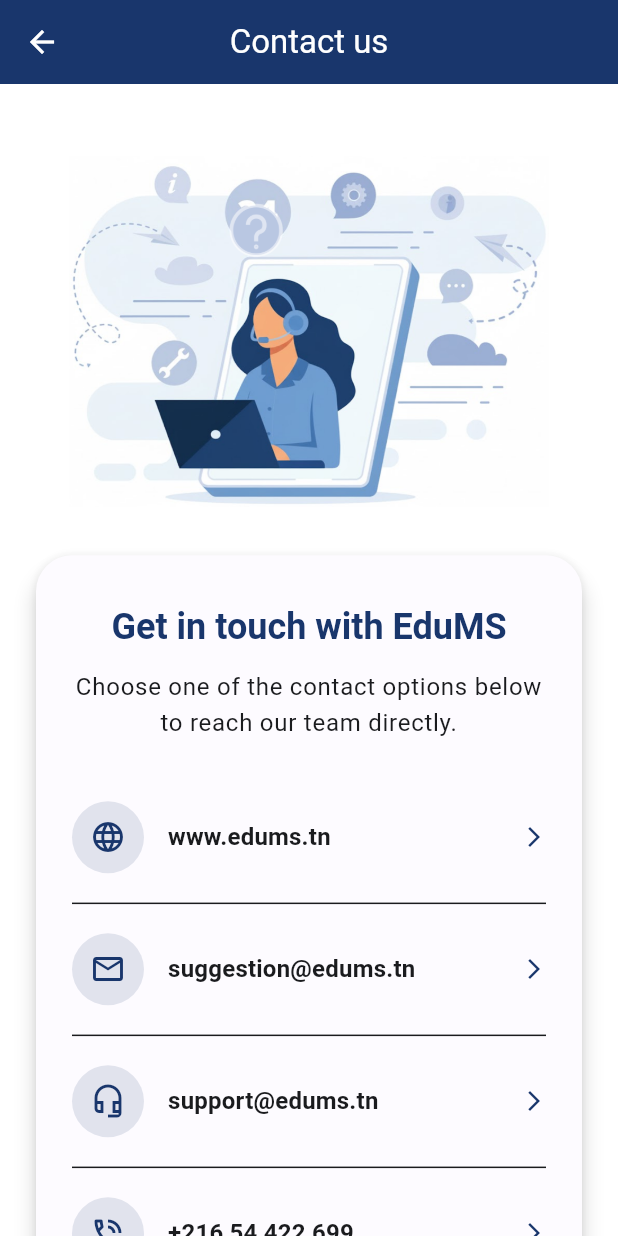
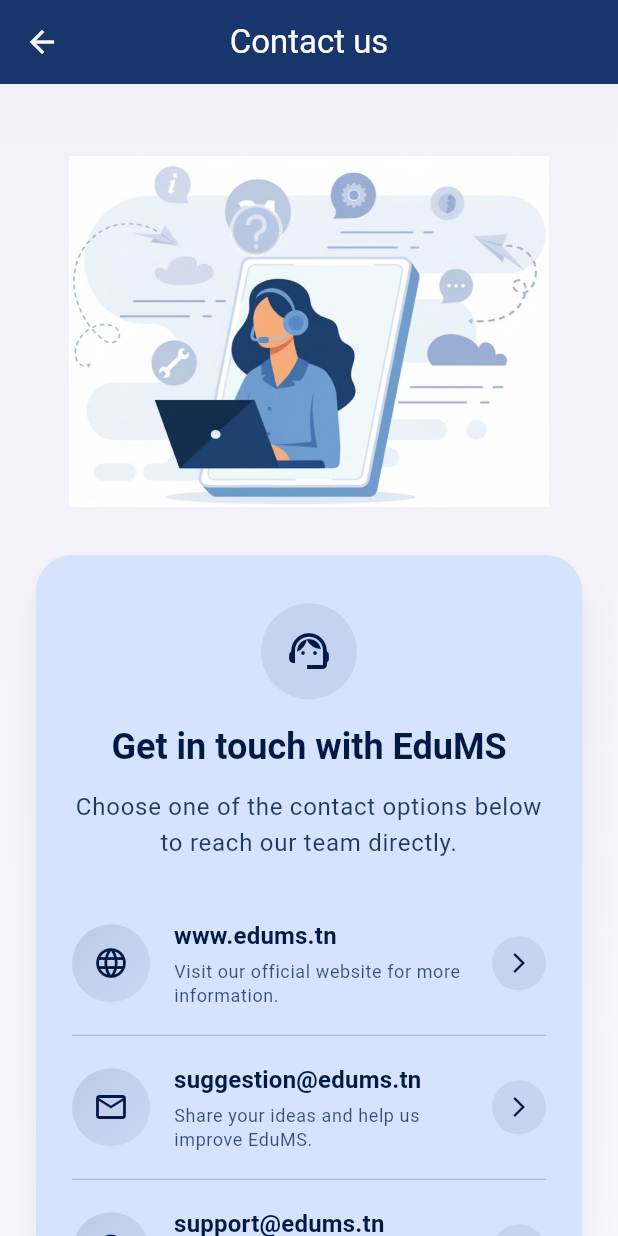
Before and after one commit to MedAmineBaklouti/EduMS-firebase, a Flutter app: the ContactUsView screen opened by its route, on a phone screen of 412 x 824 dp. Run offline on Flutter 3.47's test engine with Material 3 defaults, Android fonts, the phone set to English and light mode, and no system bars; our stand-ins replace cloud_firestore, connectivity_plus, dio, firebase_auth, firebase_core, firebase_messaging and 6 more; missing offline and left inert: dart:html, file_selector; accounts and stored records are empty; statements that could not run were skipped.

Commit message:
Revamp contact us card styling

```diff
--- a/lib/modules/profile/views/contact_us_view.dart
+++ b/lib/modules/profile/views/contact_us_view.dart
@@ -20,21 +20,25 @@
         icon: Icons.language_outlined,
         label: 'www.edums.tn',
         uri: Uri.parse('https://www.edums.tn'),
+        description: 'Visit our official website for more information.',
       ),
       _ContactActionData(
         icon: Icons.mail_outline,
         label: 'suggestion@edums.tn',
         uri: Uri(scheme: 'mailto', path: 'suggestion@edums.tn'),
+        description: 'Share your ideas and help us improve EduMS.',
       ),
       _ContactActionData(
         icon: Icons.headset_mic_outlined,
         label: 'support@edums.tn',
         uri: Uri(scheme: 'mailto', path: 'support@edums.tn'),
+        description: 'Contact our support team for assistance.',
       ),
       _ContactActionData(
         icon: Icons.phone_in_talk_outlined,
         label: '+216 54 422 699',
         uri: Uri(scheme: 'tel', path: '+21654422699'),
+        description: 'Give us a call during business hours.',
       ),
     ];
   }
@@ -43,6 +47,8 @@
   Widget build(BuildContext context) {
     final theme = Theme.of(context);
     final primary = theme.colorScheme.primary;
+    final primaryContainer = theme.colorScheme.primaryContainer;
+    final onPrimaryContainer = theme.colorScheme.onPrimaryContainer;
 
     return Scaffold(
       appBar: AppBar(
@@ -51,7 +57,16 @@
         foregroundColor: theme.colorScheme.onPrimary,
       ),
       body: Container(
-        color: Colors.white,
+        decoration: BoxDecoration(
+          gradient: LinearGradient(
+            colors: [
+              primary.withOpacity(0.05),
+              primary.withOpacity(0.02),
+            ],
+            begin: Alignment.topCenter,
+            end: Alignment.bottomCenter,
+          ),
+        ),
         width: double.infinity,
         child: Center(
           child: SingleChildScrollView(
@@ -68,11 +83,24 @@
                   ),
                   const SizedBox(height: 32),
                   Card(
-                    elevation: 6,
+                    elevation: 10,
+                    shadowColor: primary.withOpacity(0.18),
                     shape: RoundedRectangleBorder(
                       borderRadius: BorderRadius.circular(24),
                     ),
-                    color: theme.cardColor,
+                    color: primaryContainer,
+                    child: DecoratedBox(
+                      decoration: BoxDecoration(
+                        borderRadius: BorderRadius.circular(24),
+                        gradient: LinearGradient(
+                          colors: [
+                            primaryContainer,
+                            primaryContainer.withOpacity(0.92),
+                          ],
+                          begin: Alignment.topLeft,
+                          end: Alignment.bottomRight,
+                        ),
+                      ),
                       child: Padding(
                         padding: const EdgeInsets.symmetric(
                           vertical: 32,
@@ -81,11 +109,24 @@
                         child: Column(
                           mainAxisSize: MainAxisSize.min,
                           children: [
+                            Container(
+                              padding: const EdgeInsets.all(16),
+                              decoration: BoxDecoration(
+                                color: onPrimaryContainer.withOpacity(0.08),
+                                shape: BoxShape.circle,
+                              ),
+                              child: Icon(
+                                Icons.support_agent_outlined,
+                                color: onPrimaryContainer,
+                                size: 32,
+                              ),
+                            ),
+                            const SizedBox(height: 16),
                             Text(
                               'Get in touch with EduMS',
                               textAlign: TextAlign.center,
                               style: theme.textTheme.headlineSmall?.copyWith(
-                              color: primary,
+                                color: onPrimaryContainer,
                                 fontWeight: FontWeight.w700,
                               ),
                             ),
@@ -93,11 +134,14 @@
                             Text(
                               'Choose one of the contact options below to reach our team directly.',
                               textAlign: TextAlign.center,
-                            style: theme.textTheme.bodyLarge,
+                              style: theme.textTheme.bodyLarge?.copyWith(
+                                color: onPrimaryContainer.withOpacity(0.85),
+                              ),
                             ),
                             const SizedBox(height: 28),
                             ..._buildContactActions(theme),
                           ],
+                        ),
                       ),
                     ),
                   ),
@@ -117,7 +161,11 @@
     for (var i = 0; i < _actions.length; i++) {
       widgets.add(_buildContactAction(theme, _actions[i], primary));
       if (i != _actions.length - 1) {
-        widgets.add(const Divider());
+        widgets.add(
+          Divider(
+            color: theme.colorScheme.onPrimaryContainer.withOpacity(0.16),
+          ),
+        );
       }
     }
     return widgets;
@@ -128,40 +176,73 @@
     _ContactActionData action,
     Color primary,
   ) {
+    final onPrimaryContainer = theme.colorScheme.onPrimaryContainer;
+
     return Material(
       color: Colors.transparent,
       child: InkWell(
         onTap: () => _launchUri(action.uri),
-        borderRadius: BorderRadius.circular(16),
+        borderRadius: BorderRadius.circular(18),
+        splashColor: onPrimaryContainer.withOpacity(0.12),
         child: Padding(
-          padding: const EdgeInsets.symmetric(vertical: 12),
+          padding: const EdgeInsets.symmetric(vertical: 10),
           child: Row(
+            crossAxisAlignment: CrossAxisAlignment.center,
             children: [
               Container(
-                padding: const EdgeInsets.all(12),
+                padding: const EdgeInsets.all(14),
                 decoration: BoxDecoration(
-                  color: primary.withOpacity(0.12),
                   shape: BoxShape.circle,
+                  gradient: LinearGradient(
+                    colors: [
+                      onPrimaryContainer.withOpacity(0.12),
+                      onPrimaryContainer.withOpacity(0.06),
+                    ],
+                    begin: Alignment.topLeft,
+                    end: Alignment.bottomRight,
+                  ),
                 ),
                 child: Icon(
                   action.icon,
-                  color: primary,
+                  color: onPrimaryContainer,
                   size: 24,
                 ),
               ),
               const SizedBox(width: 16),
               Expanded(
-                child: Text(
+                child: Column(
+                  crossAxisAlignment: CrossAxisAlignment.start,
+                  children: [
+                    Text(
                       action.label,
                       style: theme.textTheme.titleMedium?.copyWith(
-                    fontWeight: FontWeight.w600,
+                        fontWeight: FontWeight.w700,
+                        color: onPrimaryContainer,
                       ),
                     ),
+                    if (action.description != null) ...[
+                      const SizedBox(height: 4),
+                      Text(
+                        action.description!,
+                        style: theme.textTheme.bodySmall?.copyWith(
+                          color: onPrimaryContainer.withOpacity(0.75),
                         ),
-              Icon(
+                      ),
+                    ],
+                  ],
+                ),
+              ),
+              Container(
+                padding: const EdgeInsets.all(10),
+                decoration: BoxDecoration(
+                  color: onPrimaryContainer.withOpacity(0.08),
+                  shape: BoxShape.circle,
+                ),
+                child: Icon(
                   Icons.arrow_forward_ios,
                   size: 16,
-                color: primary,
+                  color: onPrimaryContainer,
+                ),
               ),
             ],
           ),
@@ -196,9 +277,11 @@
     required this.icon,
     required this.label,
     required this.uri,
+    this.description,
   });
 
   final IconData icon;
   final String label;
   final Uri uri;
+  final String? description;
 }
```
Lines whose indentation alone changed are shown as unchanged.
